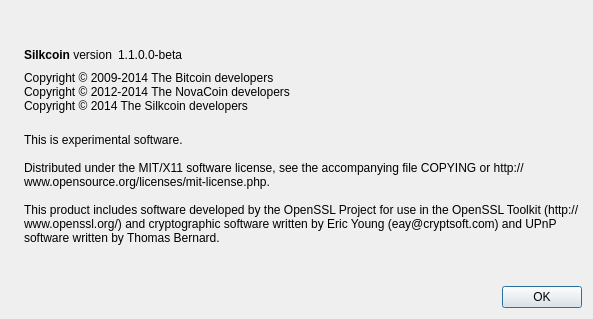
Above: src/qt/forms/aboutdialog.ui from shnurf/silkcoin before the change. Below: the same form after it.
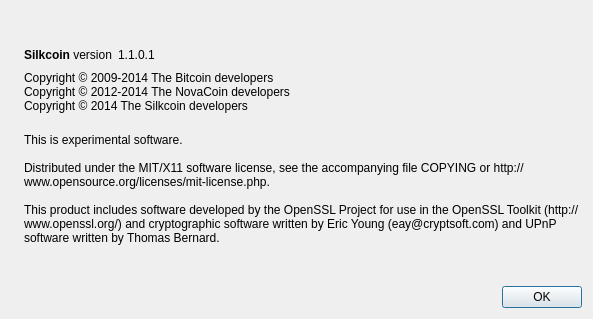
That is the form after the change. Icons and pictures are not drawn.

Commit message: 1.1.0.1 Update Fixed issue with Bittrex and Mintpal graphs not always showing data properly. Fixed some UI formatting in the Market Data tab

```diff
--- a/src/qt/forms/aboutdialog.ui
+++ b/src/qt/forms/aboutdialog.ui
@@ -63,7 +63,7 @@
           <cursorShape>IBeamCursor</cursorShape>
          </property>
          <property name="text">
-          <string notr="true">1.1.0.0-beta</string>
+          <string notr="true">1.1.0.1</string>
          </property>
          <property name="textInteractionFlags">
           <set>Qt::LinksAccessibleByMouse|Qt::TextSelectableByKeyboard|Qt::TextSelectableByMouse</set>
```
The commit also changes 3 other files.
